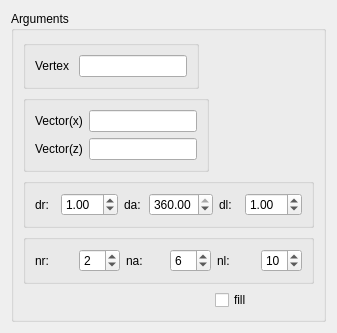
First picture: the form in src/HEXABLOCKGUI/MakeCylindrical_QTD.ui, repository SalomePlatform/hexablock, before the edit.
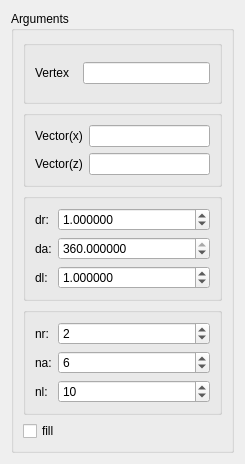
Second picture: the form after the edit.

```diff
--- a/src/HEXABLOCKGUI/MakeCylindrical_QTD.ui
+++ b/src/HEXABLOCKGUI/MakeCylindrical_QTD.ui
@@ -6,8 +6,8 @@
    <rect>
     <x>0</x>
     <y>0</y>
-    <width>337</width>
-    <height>324</height>
+    <width>245</width>
+    <height>464</height>
    </rect>
   </property>
   <property name="sizePolicy">
@@ -25,8 +25,8 @@
      <property name="title">
       <string>Arguments</string>
      </property>
-     <layout class="QFormLayout" name="formLayout">
-      <item row="0" column="0">
+     <layout class="QVBoxLayout" name="verticalLayout_4">
+      <item>
        <widget class="QGroupBox" name="groupBox_4">
         <property name="title">
          <string/>
@@ -59,7 +59,7 @@
         </layout>
        </widget>
       </item>
-      <item row="1" column="0">
+      <item>
        <widget class="QGroupBox" name="groupBox_3">
         <property name="title">
          <string/>
@@ -116,35 +116,37 @@
         </layout>
        </widget>
       </item>
-      <item row="2" column="0" colspan="2">
+      <item>
        <widget class="QGroupBox" name="groupBox_2">
         <property name="title">
          <string/>
         </property>
-        <layout class="QHBoxLayout" name="horizontalLayout_5">
-         <item>
+        <layout class="QFormLayout" name="formLayout_2">
+         <item row="0" column="0">
           <widget class="QLabel" name="label_5">
            <property name="text">
             <string>dr:</string>
            </property>
           </widget>
          </item>
-         <item>
+         <item row="0" column="1">
           <widget class="QDoubleSpinBox" name="dr_spb">
+           <property name="decimals">
+            <number>6</number>
+           </property>
+           <property name="maximum">
+            <double>1000000000.000000000000000</double>
+           </property>
            <property name="value">
             <double>1.000000000000000</double>
            </property>
           </widget>
          </item>
-         <item>
-          <widget class="QLabel" name="label_6">
-           <property name="text">
-            <string>da:</string>
-           </property>
-          </widget>
-         </item>
-         <item>
+         <item row="2" column="1">
           <widget class="QDoubleSpinBox" name="da_spb">
+           <property name="decimals">
+            <number>6</number>
+           </property>
            <property name="maximum">
             <double>360.000000000000000</double>
            </property>
@@ -156,75 +158,97 @@
            </property>
           </widget>
          </item>
-         <item>
+         <item row="4" column="1">
+          <widget class="QDoubleSpinBox" name="dl_spb">
+           <property name="decimals">
+            <number>6</number>
+           </property>
+           <property name="maximum">
+            <double>1000000000.000000000000000</double>
+           </property>
+           <property name="value">
+            <double>1.000000000000000</double>
+           </property>
+          </widget>
+         </item>
+         <item row="2" column="0">
+          <widget class="QLabel" name="label_6">
+           <property name="text">
+            <string>da:</string>
+           </property>
+          </widget>
+         </item>
+         <item row="4" column="0">
           <widget class="QLabel" name="label_7">
            <property name="text">
             <string>dl:</string>
            </property>
           </widget>
          </item>
-         <item>
-          <widget class="QDoubleSpinBox" name="dl_spb">
-           <property name="value">
-            <double>1.000000000000000</double>
-           </property>
-          </widget>
-         </item>
         </layout>
        </widget>
       </item>
-      <item row="3" column="0" colspan="2">
+      <item>
        <widget class="QGroupBox" name="groupBox_5">
         <property name="title">
          <string/>
         </property>
-        <layout class="QHBoxLayout" name="horizontalLayout_6">
-         <item>
+        <layout class="QFormLayout" name="formLayout_3">
+         <item row="0" column="0">
           <widget class="QLabel" name="label_8">
            <property name="text">
             <string>nr:</string>
            </property>
           </widget>
          </item>
-         <item>
+         <item row="0" column="1">
           <widget class="QSpinBox" name="nr_spb">
+           <property name="maximum">
+            <number>1000000</number>
+           </property>
            <property name="value">
             <number>2</number>
            </property>
           </widget>
          </item>
-         <item>
+         <item row="2" column="1">
+          <widget class="QSpinBox" name="na_spb">
+           <property name="maximum">
+            <number>1000000</number>
+           </property>
+           <property name="value">
+            <number>6</number>
+           </property>
+          </widget>
+         </item>
+         <item row="4" column="1">
+          <widget class="QSpinBox" name="nl_spb">
+           <property name="maximum">
+            <number>1000000</number>
+           </property>
+           <property name="value">
+            <number>10</number>
+           </property>
+          </widget>
+         </item>
+         <item row="2" column="0">
           <widget class="QLabel" name="label_9">
            <property name="text">
             <string>na:</string>
            </property>
           </widget>
          </item>
-         <item>
-          <widget class="QSpinBox" name="na_spb">
-           <property name="value">
-            <number>6</number>
-           </property>
-          </widget>
-         </item>
-         <item>
+         <item row="4" column="0">
           <widget class="QLabel" name="label_10">
            <property name="text">
             <string>nl:</string>
            </property>
           </widget>
          </item>
-         <item>
-          <widget class="QSpinBox" name="nl_spb">
-           <property name="value">
-            <number>10</number>
-           </property>
-          </widget>
-         </item>
         </layout>
        </widget>
       </item>
-      <item row="4" column="1">
+      <item>
        <widget class="QCheckBox" name="fill_cb">
         <property name="text">
          <string>fill</string>
```
